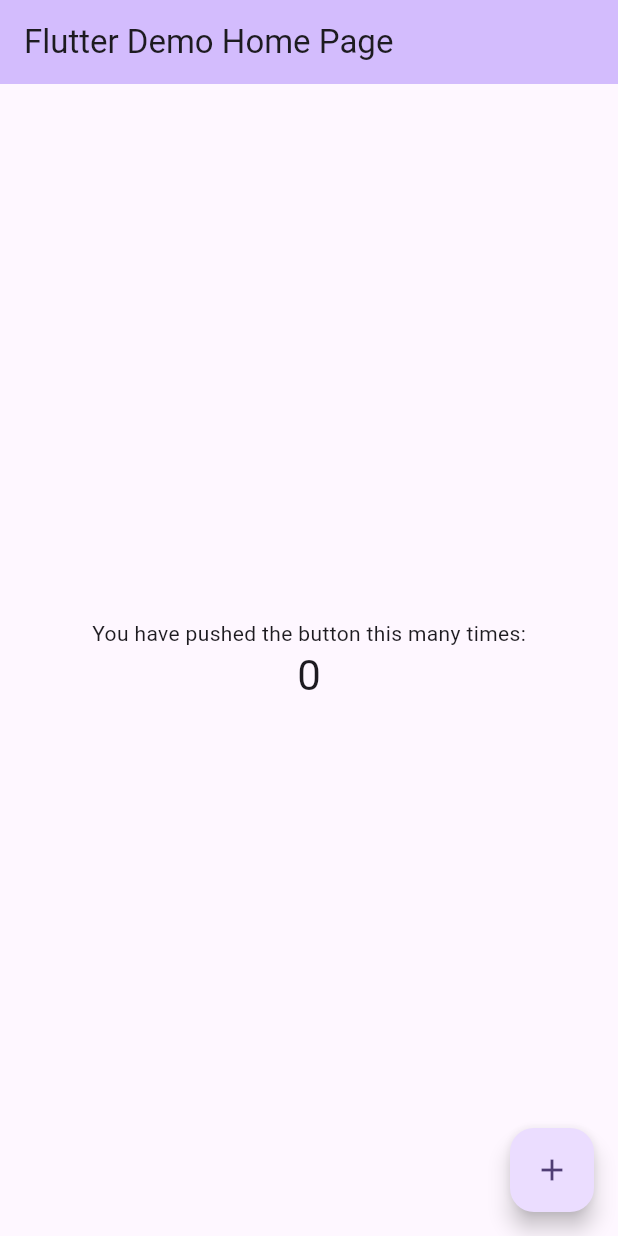
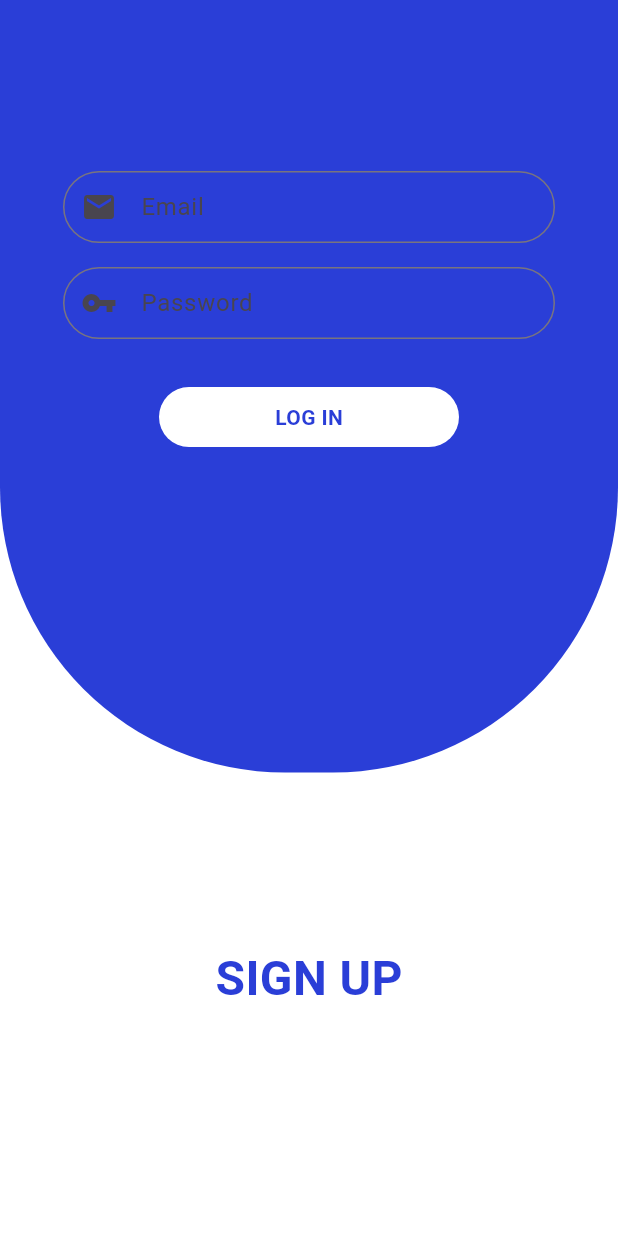
Before and after one commit to mclovin108/mUNIted, a Flutter app: the screen it shows after launch, on a phone screen of 412 x 824 dp. Run offline on Flutter 3.47's test engine with Material 3 defaults, Android fonts, the phone set to English and light mode, and no system bars.

Commit message:
feat: add login-page

```diff
--- a/frontend/lib/main.dart
+++ b/frontend/lib/main.dart
@@ -1,125 +1,303 @@
 import 'package:flutter/material.dart';
+import 'package:flutter/services.dart';
 
 void main() {
-  runApp(const MyApp());
+  try {
+    runApp(MyApp());
+  } catch (error, stackTrace) {
+    print('Error: $error');
+    print('Stack trace: $stackTrace');
+  }
 }
 
 class MyApp extends StatelessWidget {
-  const MyApp({super.key});
 
-  // This widget is the root of your application.
   @override
   Widget build(BuildContext context) {
     return MaterialApp(
-      title: 'Flutter Demo',
-      theme: ThemeData(
-        // This is the theme of your application.
-        //
-        // TRY THIS: Try running your application with "flutter run". You'll see
-        // the application has a blue toolbar. Then, without quitting the app,
-        // try changing the seedColor in the colorScheme below to Colors.green
-        // and then invoke "hot reload" (save your changes or press the "hot
-        // reload" button in a Flutter-supported IDE, or press "r" if you used
-        // the command line to start the app).
-        //
-        // Notice that the counter didn't reset back to zero; the application
-        // state is not lost during the reload. To reset the state, use hot
-        // restart instead.
-        //
-        // This works for code too, not just values: Most code changes can be
-        // tested with just a hot reload.
-        colorScheme: ColorScheme.fromSeed(seedColor: Colors.deepPurple),
-        useMaterial3: true,
-      ),
-      home: const MyHomePage(title: 'Flutter Demo Home Page'),
+      title: 'Sliding Login',
+      home: HomePage(),
     );
   }
 }
 
-class MyHomePage extends StatefulWidget {
-  const MyHomePage({super.key, required this.title});
+class HomePage extends StatefulWidget {
+  @override
+  HomePageState createState() {
+    return HomePageState();
+  }
+}
 
-  // This widget is the home page of your application. It is stateful, meaning
-  // that it has a State object (defined below) that contains fields that affect
-  // how it looks.
-
-  // This class is the configuration for the state. It holds the values (in this
-  // case the title) provided by the parent (in this case the App widget) and
-  // used by the build method of the State. Fields in a Widget subclass are
-  // always marked "final".
-
-  final String title;
+class HomePageState extends State<HomePage> with SingleTickerProviderStateMixin {
+  bool isLogin = true;
+  late Animation<double> loginSize;
+  late AnimationController loginController;
+  late AnimatedOpacity opacityAnimation;
+  Duration animationDuration = Duration(milliseconds: 270);
 
   @override
-  State<MyHomePage> createState() => _MyHomePageState();
+  void initState() {
+    super.initState();
+    SystemChrome.setEnabledSystemUIMode(SystemUiMode.manual, overlays: []);
+
+    loginController = AnimationController(vsync: this, duration: animationDuration);
+
+    opacityAnimation = AnimatedOpacity(opacity: 0.0, duration: animationDuration);
   }
 
-class _MyHomePageState extends State<MyHomePage> {
-  int _counter = 0;
+  @override
+  void didChangeDependencies() {
+    super.didChangeDependencies();
+    double _defaultLoginSize = MediaQuery.of(context).size.height / 1.6;
 
-  void _incrementCounter() {
+    loginSize = Tween<double>(begin: _defaultLoginSize, end: 200).animate(
+      CurvedAnimation(parent: loginController, curve: Curves.linear),
+    );
+  }
+
+
+  @override
+  void dispose() {
+    SystemChrome.setEnabledSystemUIMode(SystemUiMode.manual, overlays: SystemUiOverlay.values);
+    loginController.dispose();
+    super.dispose();
+  }
+
+  Widget _buildLoginWidgets() {
+    return Container(
+      padding: EdgeInsets.only(bottom: 62, top: 16),
+      width: MediaQuery.of(context).size.width,
+      height: loginSize.value,
+      decoration: BoxDecoration(
+          color: Color(0XFF2a3ed7),
+          borderRadius: BorderRadius.only(
+              bottomLeft: Radius.circular(190),
+              bottomRight: Radius.circular(190))),
+      child: Align(
+        alignment: Alignment.bottomCenter,
+        child: AnimatedOpacity(
+          opacity: loginController.value,
+          duration: animationDuration,
+          child: GestureDetector(
+            onTap: isLogin ? null : () {
+              loginController.reverse();
+
               setState(() {
-      // This call to setState tells the Flutter framework that something has
-      // changed in this State, which causes it to rerun the build method below
-      // so that the display can reflect the updated values. If we changed
-      // _counter without calling setState(), then the build method would not be
-      // called again, and so nothing would appear to happen.
-      _counter++;
+                isLogin = !isLogin;
               });
+            },
+            child: Container(
+              child: Text(
+                'LOG IN'.toUpperCase(),
+                style: TextStyle(
+                    fontSize: 32,
+                    fontWeight: FontWeight.bold,
+                    color: Colors.white),
+              ),
+            ),
+          ),
+        ),
+      ),
+    );
+  }
+
+  Widget _buildLoginComponents() {
+    return Column(
+      mainAxisSize: MainAxisSize.min,
+      children: <Widget>[
+        Visibility(
+          visible: isLogin,
+          child: Padding(
+            padding: const EdgeInsets.only(left: 42, right: 42),
+            child: Column(
+              children: <Widget>[
+                TextField(
+                  style: TextStyle(color: Colors.white, height: 0.5),
+                  decoration: InputDecoration(
+                      prefixIcon: Icon(Icons.email),
+                      hintText: 'Email',
+                      border: OutlineInputBorder(
+                          borderRadius: BorderRadius.all(Radius.circular(32))
+                      )
+                  ),
+                ),
+                Padding(
+                  padding: const EdgeInsets.only(top: 16),
+                  child: TextField(
+                    style: TextStyle(color: Colors.white, height: 0.5),
+                    decoration: InputDecoration(
+                        prefixIcon: Icon(Icons.vpn_key),
+                        hintText: 'Password',
+                        border: OutlineInputBorder(
+                            borderRadius: BorderRadius.all(
+                                Radius.circular(32)))),
+                  ),
+                ),
+                Container(
+                  width: 200,
+                  height: 40,
+                  margin: EdgeInsets.only(top: 32),
+                  decoration: BoxDecoration(
+                      color: Colors.white,
+                      borderRadius: BorderRadius.all(Radius.circular(50))
+                  ),
+                  child: Center(
+                    child: Text(
+                      'LOG IN',
+                      style: TextStyle(color: Color(0XFF2a3ed7),
+                          fontWeight: FontWeight.bold
+                      ),
+                    ),
+                  ),
+                )
+              ],
+            ),
+          ),
+        ),
+
+      ],
+    );
+  }
+
+  Widget _buildRegistercomponents() {
+    return Padding(
+      padding: EdgeInsets.only(
+        left: 42,
+        right: 42,
+        top: 32,
+        bottom: 32
+      ),
+      child: Column(
+        mainAxisSize: MainAxisSize.min,
+        children: <Widget>[
+          Padding(
+            padding: const EdgeInsets.only(bottom: 32),
+            child: Text(
+              'Sign Up'.toUpperCase(),
+              style: TextStyle(
+                  fontSize: 32,
+                  fontWeight: FontWeight.bold,
+                  color: Color(0XFF2a3ed7)),
+            ),
+          ),
+          TextField(
+            style: TextStyle(color: Colors.black, height: 0.5),
+            decoration: InputDecoration(
+                prefixIcon: Icon(
+                  Icons.email,
+                ),
+                hintText: 'Email',
+                border: OutlineInputBorder(
+                    borderRadius: BorderRadius.all(Radius.circular(32)))),
+          ),
+          Padding(
+            padding: const EdgeInsets.only(bottom: 16, top: 16),
+            child: TextField(
+              style: TextStyle(color: Colors.black, height: 0.5),
+              decoration: InputDecoration(
+                  prefixIcon: Icon(Icons.vpn_key),
+                  hintText: 'Password',
+                  border: OutlineInputBorder(
+                      borderRadius: BorderRadius.all(Radius.circular(32)))),
+            ),
+          ),
+          TextField(
+            style: TextStyle(color: Colors.black, height: 0.5),
+            decoration: InputDecoration(
+                prefixIcon: Icon(Icons.vpn_key),
+                hintText: 'Confirm Password',
+                border: OutlineInputBorder(
+                    borderRadius: BorderRadius.all(Radius.circular(32)))),
+          ),
+          Padding(
+            padding: const EdgeInsets.only(top: 24),
+            child: Container(
+              width: 200,
+              height: 40,
+              margin: EdgeInsets.only(top: 32),
+              decoration: BoxDecoration(
+                  color: Color(0XFF2a3ed7),
+                  borderRadius: BorderRadius.all(Radius.circular(50))
+              ),
+              child: Center(
+                child: Text(
+                  'SIGN UP',
+                  style: TextStyle(color: Colors.white,
+                      fontWeight: FontWeight.bold
+                  ),
+                ),
+              ),
+    ) ,
+          )
+        ],
+      ),
+    );
   }
 
   @override
   Widget build(BuildContext context) {
-    // This method is rerun every time setState is called, for instance as done
-    // by the _incrementCounter method above.
-    //
-    // The Flutter framework has been optimized to make rerunning build methods
-    // fast, so that you can just rebuild anything that needs updating rather
-    // than having to individually change instances of widgets.
+    double _defaultLoginSize = MediaQuery.of(context).size.height / 1.6;
+
+    loginSize = Tween<double>(begin: _defaultLoginSize, end: 200).animate(
+        CurvedAnimation(parent: loginController, curve: Curves.linear));
+
     return Scaffold(
-      appBar: AppBar(
-        // TRY THIS: Try changing the color here to a specific color (to
-        // Colors.amber, perhaps?) and trigger a hot reload to see the AppBar
-        // change color while the other colors stay the same.
-        backgroundColor: Theme.of(context).colorScheme.inversePrimary,
-        // Here we take the value from the MyHomePage object that was created by
-        // the App.build method, and use it to set our appbar title.
-        title: Text(widget.title),
+      backgroundColor: Colors.white,
+      body: Stack(
+        children: <Widget>[
+          Align(
+            alignment: Alignment.bottomCenter,
+            child: AnimatedOpacity(
+              opacity: isLogin ? 0.0 : 1.0,
+              duration: animationDuration,
+                child: Container(child: _buildRegistercomponents()),
             ),
-      body: Center(
-        // Center is a layout widget. It takes a single child and positions it
-        // in the middle of the parent.
-        child: Column(
-          // Column is also a layout widget. It takes a list of children and
-          // arranges them vertically. By default, it sizes itself to fit its
-          // children horizontally, and tries to be as tall as its parent.
-          //
-          // Column has various properties to control how it sizes itself and
-          // how it positions its children. Here we use mainAxisAlignment to
-          // center the children vertically; the main axis here is the vertical
-          // axis because Columns are vertical (the cross axis would be
-          // horizontal).
-          //
-          // TRY THIS: Invoke "debug painting" (choose the "Toggle Debug Paint"
-          // action in the IDE, or press "p" in the console), to see the
-          // wireframe for each widget.
-          mainAxisAlignment: MainAxisAlignment.center,
-          children: <Widget>[
-            const Text(
-              'You have pushed the button this many times:',
           ),
-            Text(
-              '$_counter',
-              style: Theme.of(context).textTheme.headlineMedium,
+          Align(
+            alignment: Alignment.bottomCenter,
+            child: Container(
+              color: isLogin && !loginController.isAnimating ? Colors.white : Colors.transparent,
+              width: MediaQuery.of(context).size.width,
+              height: _defaultLoginSize/1.5,
+              child: Visibility(
+                visible: isLogin,
+                child: GestureDetector(
+                  onTap: () {
+                    loginController.forward();
+                    setState(() {
+                      isLogin = !isLogin;
+                    });
+                  },
+                  child: Center(
+                    child: Text(
+                      'Sign Up'.toUpperCase(),
+                      style: TextStyle(
+                        fontSize: 32,
+                        fontWeight: FontWeight.bold,
+                        color: Color(0XFF2a3ed7),
                       ),
+                    ),
+                  ),
+                ),
+              ),
+            ),
+          ),
+          AnimatedBuilder(
+            animation: loginController,
+            builder: (context, child) {
+              return _buildLoginWidgets();
+            },
+          ),
+          Align(
+            alignment: Alignment.topCenter,
+              child: Container(
+                width: MediaQuery.of(context).size.width,
+                height: MediaQuery.of(context).size.height/2,
+                  child: Center(child: _buildLoginComponents()),
+              )
+          )
         ],
       ),
-      ),
-      floatingActionButton: FloatingActionButton(
-        onPressed: _incrementCounter,
-        tooltip: 'Increment',
-        child: const Icon(Icons.add),
-      ), // This trailing comma makes auto-formatting nicer for build methods.
     );
   }
 }
```
Also changed, not shown: frontend/pubspec.lock. Lines whose indentation alone changed are shown as unchanged.
